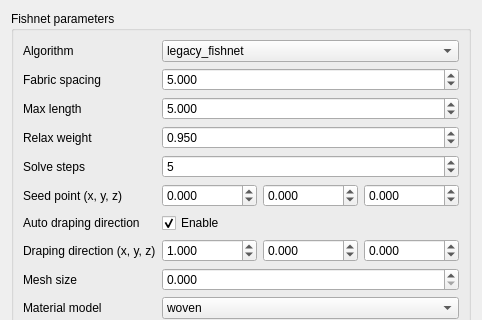
Before: the Qt Designer form freecad/Composites/resources/ui/FishnetDrape.ui in jwharington/FreeCAD-CompositesWB, drawn with Qt 5; both pictures show x 0 to 482 and y 0 to 320 of the 482 by 620 pixel window.
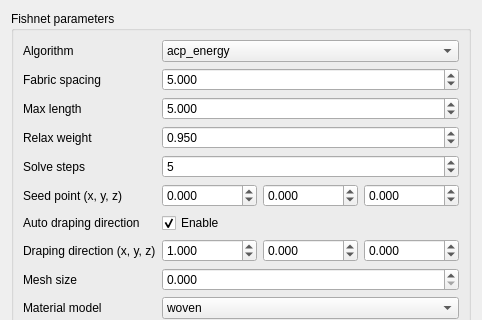
After: the same form once the commit is applied.

Diff of the .ui file:
```diff
--- a/freecad/Composites/resources/ui/FishnetDrape.ui
+++ b/freecad/Composites/resources/ui/FishnetDrape.ui
@@ -31,12 +31,7 @@
        <widget class="QComboBox" name="combo_algorithm">
         <item>
          <property name="text">
-          <string>legacy_fishnet</string>
-         </property>
-        </item>
-        <item>
-         <property name="text">
-          <string>acp_energy_v1</string>
+          <string>acp_energy</string>
          </property>
         </item>
        </widget>
```
